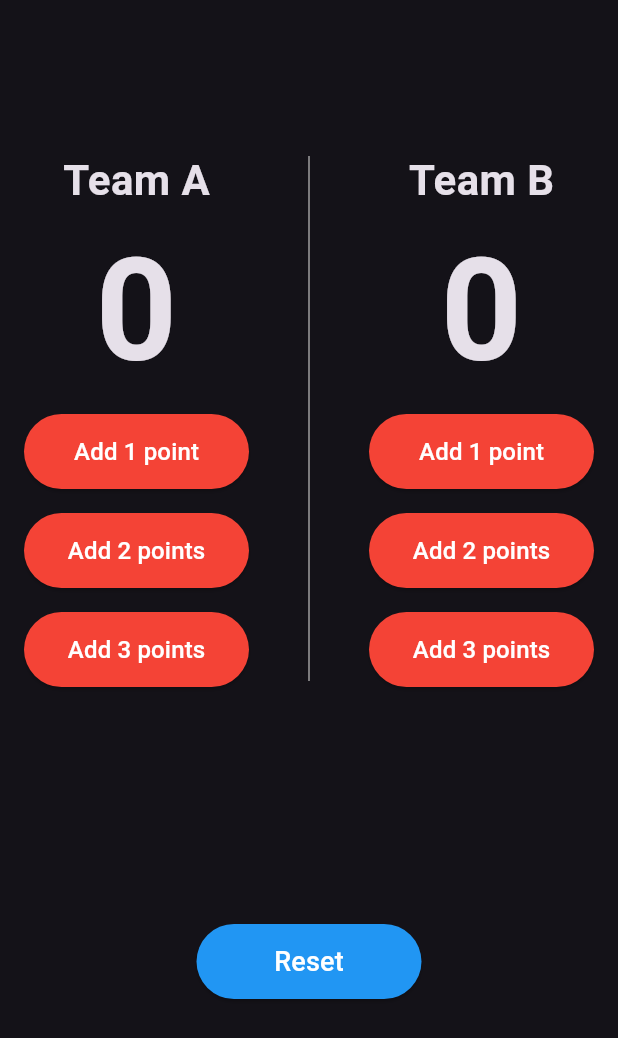
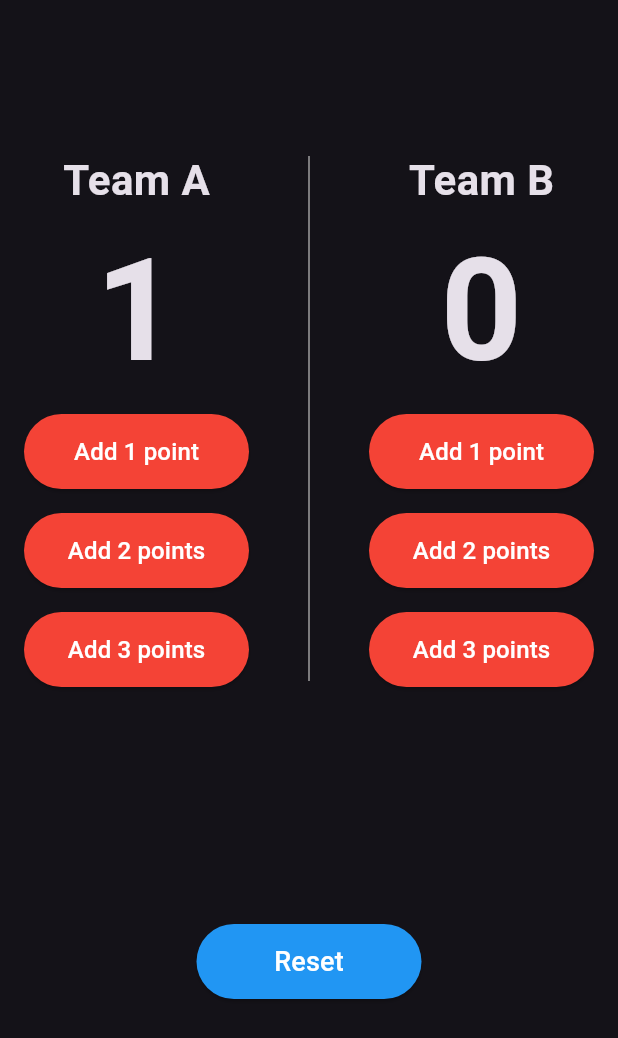
Before and after one commit to ali4hassan9ali2022/basketball_pointers_counter_app, a Flutter app: the screen it shows after launch, after a tap on "Add 1 point", on a phone screen of 412 x 824 dp. Shown: the top 1038 px of the screen. Run offline on Flutter 3.47's test engine with Material 3 defaults, Android fonts, the phone set to English and light mode, and no system bars; our stand-ins replace flutter_bloc.

```diff
--- a/lib/cubit/counter_cubit.dart
+++ b/lib/cubit/counter_cubit.dart
@@ -1,20 +1,25 @@
-
-
 import 'package:basketball_pointers_counter_app/cubit/counter_state.dart';
 import 'package:flutter_bloc/flutter_bloc.dart';
 
-class CounterCubitCubit extends Cubit<CounterCubitState> {
-  CounterCubitCubit() : super(CounterAIncrementState());
+class CounterCubit extends Cubit<CounterState> {
+  CounterCubit() : super(ResetState());
   int teamAPoints = 0;
 
   int teamBPoints = 0;
   void inCrement({required String team, required int counterIncrement}) {
     if (team == 'A') {
-      teamAPoints+=counterIncrement;
+      teamAPoints += counterIncrement;
       emit(CounterAIncrementState());
     } else {
-      teamBPoints+=counterIncrement;
+      teamBPoints += counterIncrement;
       emit(CounterBIncrementState());
     }
   }
+
+  void reset() {
+    teamAPoints = 0;
+
+    teamBPoints = 0;
+    emit(ResetState());
+  }
 }
--- a/lib/cubit/counter_state.dart
+++ b/lib/cubit/counter_state.dart
@@ -1,5 +1,5 @@
+abstract class CounterState {}
+class ResetState extends CounterState {}
+class CounterAIncrementState extends CounterState {}
 
-abstract class CounterCubitState {}
-
-final class CounterAIncrementState extends CounterCubitState {}
-final class CounterBIncrementState extends CounterCubitState {}
+class CounterBIncrementState extends CounterState {}
--- a/lib/main.dart
+++ b/lib/main.dart
@@ -1,4 +1,7 @@
+import 'package:basketball_pointers_counter_app/cubit/counter_cubit.dart';
+import 'package:basketball_pointers_counter_app/cubit/counter_state.dart';
 import 'package:flutter/material.dart';
+import 'package:flutter_bloc/flutter_bloc.dart';
 
 void main() {
   runApp(const BasketBallPointersCounterApp());
@@ -9,10 +12,14 @@ class BasketBallPointersCounterApp extends StatelessWidget {
 
   @override
   Widget build(BuildContext context) {
-    return MaterialApp(
+    return BlocProvider(
+      create: (context) => CounterCubit(),
+      child: MaterialApp(
         theme: ThemeData.dark(),
         debugShowCheckedModeBanner: false,
-      home: Scaffold(
+        home: BlocBuilder<CounterCubit, CounterState>(
+          builder: (context, state) {
+            return Scaffold(
               body: Padding(
                 padding: const EdgeInsets.symmetric(horizontal: 16),
                 child: Column(
@@ -32,9 +39,9 @@ class BasketBallPointersCounterApp extends StatelessWidget {
                                 fontWeight: FontWeight.bold,
                               ),
                             ),
-                      const Text(
-                        "0",
-                        style: TextStyle(
+                            Text(
+                              "${BlocProvider.of<CounterCubit>(context).teamAPoints}",
+                              style: const TextStyle(
                                 fontSize: 95,
                                 fontWeight: FontWeight.bold,
                               ),
@@ -44,7 +51,10 @@ class BasketBallPointersCounterApp extends StatelessWidget {
                                 maximumSize: const Size(150, 50),
                                 backgroundColor: Colors.red,
                               ),
-                        onPressed: () {},
+                              onPressed: () {
+                                BlocProvider.of<CounterCubit>(context)
+                                    .inCrement(team: 'A', counterIncrement: 1);
+                              },
                               child: const Center(
                                 child: Text(
                                   "Add 1 point",
@@ -63,7 +73,10 @@ class BasketBallPointersCounterApp extends StatelessWidget {
                                 maximumSize: const Size(150, 50),
                                 backgroundColor: Colors.red,
                               ),
-                        onPressed: () {},
+                              onPressed: () {
+                                BlocProvider.of<CounterCubit>(context)
+                                    .inCrement(team: 'A', counterIncrement: 2);
+                              },
                               child: const Center(
                                 child: Text(
                                   "Add 2 points",
@@ -82,7 +95,10 @@ class BasketBallPointersCounterApp extends StatelessWidget {
                                 maximumSize: const Size(150, 50),
                                 backgroundColor: Colors.red,
                               ),
-                        onPressed: () {},
+                              onPressed: () {
+                                BlocProvider.of<CounterCubit>(context)
+                                    .inCrement(team: 'A', counterIncrement: 3);
+                              },
                               child: const Center(
                                 child: Text(
                                   "Add 3 points",
@@ -111,9 +127,9 @@ class BasketBallPointersCounterApp extends StatelessWidget {
                                 fontWeight: FontWeight.bold,
                               ),
                             ),
-                      const Text(
-                        "0",
-                        style: TextStyle(
+                            Text(
+                              "${BlocProvider.of<CounterCubit>(context).teamBPoints}",
+                              style: const TextStyle(
                                 fontSize: 95,
                                 fontWeight: FontWeight.bold,
                               ),
@@ -123,7 +139,10 @@ class BasketBallPointersCounterApp extends StatelessWidget {
                                 maximumSize: const Size(150, 50),
                                 backgroundColor: Colors.red,
                               ),
-                        onPressed: () {},
+                              onPressed: () {
+                                BlocProvider.of<CounterCubit>(context)
+                                    .inCrement(team: 'B', counterIncrement: 1);
+                              },
                               child: const Center(
                                 child: Text(
                                   "Add 1 point",
@@ -142,7 +161,10 @@ class BasketBallPointersCounterApp extends StatelessWidget {
                                 maximumSize: const Size(150, 50),
                                 backgroundColor: Colors.red,
                               ),
-                        onPressed: () {},
+                              onPressed: () {
+                                BlocProvider.of<CounterCubit>(context)
+                                    .inCrement(team: 'B', counterIncrement: 2);
+                              },
                               child: const Center(
                                 child: Text(
                                   "Add 2 points",
@@ -161,7 +183,10 @@ class BasketBallPointersCounterApp extends StatelessWidget {
                                 maximumSize: const Size(150, 50),
                                 backgroundColor: Colors.red,
                               ),
-                        onPressed: () {},
+                              onPressed: () {
+                                BlocProvider.of<CounterCubit>(context)
+                                    .inCrement(team: 'B', counterIncrement: 3);
+                              },
                               child: const Center(
                                 child: Text(
                                   "Add 3 points",
@@ -182,7 +207,9 @@ class BasketBallPointersCounterApp extends StatelessWidget {
                         maximumSize: const Size(150, 50),
                         backgroundColor: Colors.blue,
                       ),
-                onPressed: () {},
+                      onPressed: () {
+                        BlocProvider.of<CounterCubit>(context).reset();
+                      },
                       child: const Center(
                         child: Text(
                           "Reset",
@@ -197,6 +224,9 @@ class BasketBallPointersCounterApp extends StatelessWidget {
                   ],
                 ),
               ),
+            );
+          },
+        ),
       ),
     );
   }
```
Lines whose indentation alone changed are shown as unchanged.
